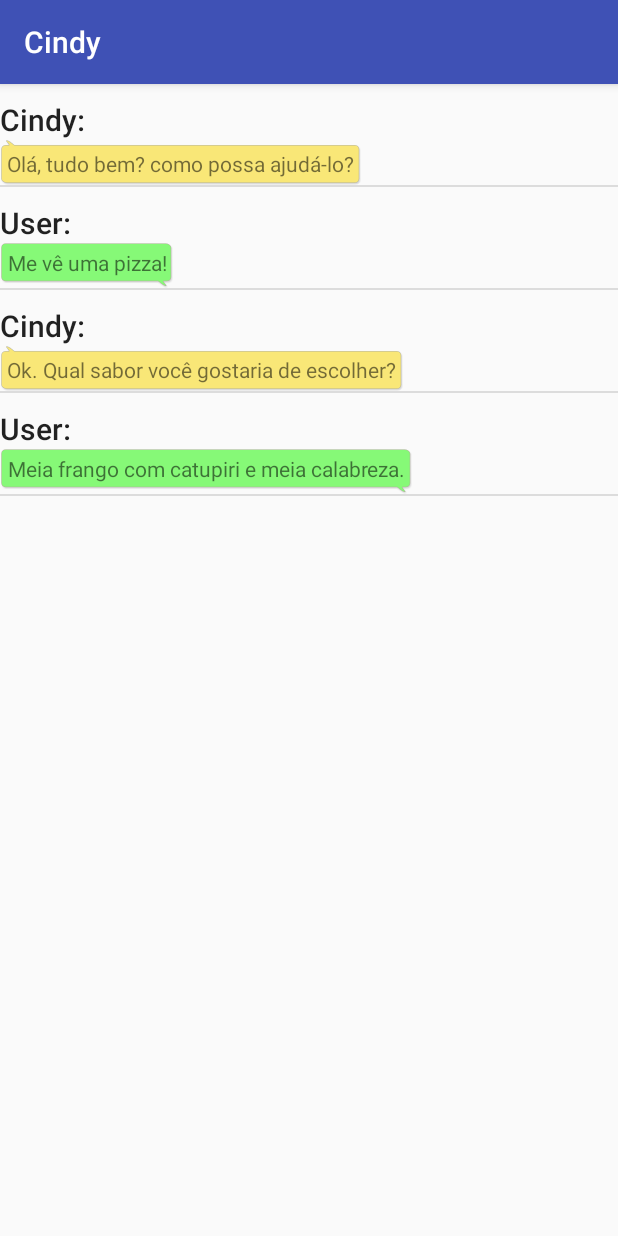
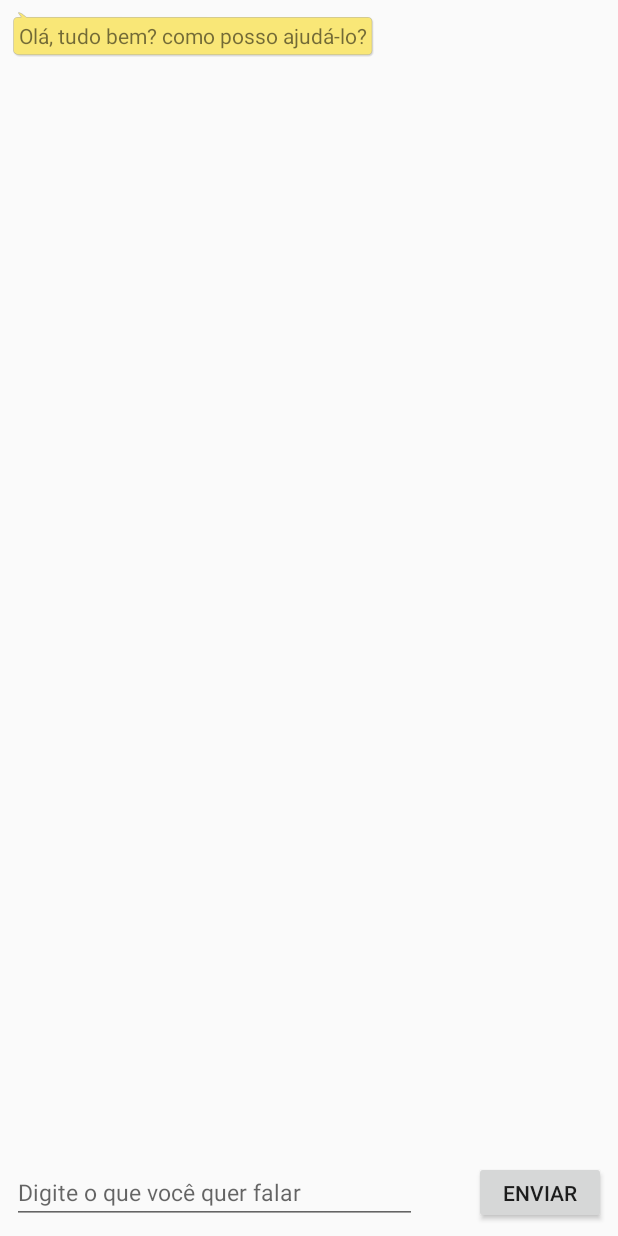
Before and after one commit to Cindy-Inc/ANDROID-CINDY, an Android app: the screen it shows after launch (MainCindy), on a phone screen of 412 x 824 dp. Run offline under Robolectric (Android 15) with nearby library versions, the phone set to English and light mode, and no system bars.

Commit message:
Task Chat Step 1 - Concluida.

```diff
--- a/app/src/main/java/cindy/app_cindy/Chat.java
+++ b/app/src/main/java/cindy/app_cindy/Chat.java
@@ -3,22 +3,13 @@ package cindy.app_cindy;
 public class Chat {
     private int id;
     private String mensagem;
-    private String nome;
+    private int sizeText;
 
-    public Chat(String nome, String mensagem, int id) {
-        this.nome = nome;
+    public Chat(String mensagem, int id, int sizeText) {
         this.mensagem = mensagem;
         this.id = id;
+        this.sizeText = sizeText;
     }
-
-    public String getNome() {
-        return nome;
-    }
-
-    public void setNome(String nome) {
-        this.nome = nome;
-    }
-
     public int getId() {
         return id;
     }
@@ -34,4 +25,12 @@ public class Chat {
     public void setMensagem(String mensagem) {
         this.mensagem = mensagem;
     }
+
+    public int getSizeText() {
+        return sizeText;
+    }
+
+    public void setSizeText(int sizeText) {
+        this.sizeText = sizeText;
+    }
 }
--- a/app/src/main/java/cindy/app_cindy/ChatAdapter.java
+++ b/app/src/main/java/cindy/app_cindy/ChatAdapter.java
@@ -6,9 +6,11 @@ import android.view.LayoutInflater;
 import android.view.View;
 import android.view.ViewGroup;
 import android.widget.ArrayAdapter;
+import android.widget.EditText;
 import android.widget.ImageView;
 import android.widget.LinearLayout;
 import android.widget.TextView;
+import android.widget.Toast;
 
 import java.util.ArrayList;
 
@@ -27,21 +29,15 @@ public class ChatAdapter extends ArrayAdapter<Chat> {
         LayoutInflater inflater = (LayoutInflater) context
                 .getSystemService(Context.LAYOUT_INFLATER_SERVICE);
         View rowView = inflater.inflate(R.layout.linha, parent, false);
-
         TextView mensagem = (TextView) rowView.findViewById(R.id.mensagem);
-        TextView nome = (TextView) rowView.findViewById(R.id.nome);
-
+        TextView mensagem2 = (TextView) rowView.findViewById(R.id.mensagem2);
         if(elementos.get(position).getId()==1) {
-            nome.setText(elementos.get(position).getNome());
-            mensagem.setText(elementos.get(position).getMensagem());
-            mensagem.setBackgroundResource(R.drawable.bubble_yellow);
-            mensagem.setGravity(Gravity.LEFT);
+            mensagem2.setText(elementos.get(position).getMensagem());
+            mensagem2.setBackgroundResource(R.drawable.bubble_yellow);
         }
         else {
-            nome.setText(elementos.get(position).getNome());
             mensagem.setText(elementos.get(position).getMensagem());
             mensagem.setBackgroundResource(R.drawable.bubble_green);
-            mensagem.setGravity(Gravity.RIGHT);
         }
         return rowView;
     }
--- /dev/null
+++ b/app/src/main/java/cindy/app_cindy/DebugActivity.java
@@ -0,0 +1,48 @@
+package cindy.app_cindy;
+
+import android.app.Activity;
+import android.os.Bundle;
+import android.util.Log;
+
+public class DebugActivity extends Activity {
+    protected static final String TAG = "Cindy";
+    protected void onCreate(Bundle icicle) {
+        super.onCreate(icicle);
+
+        Log.i(TAG, getClassName() + ".onCreate() chamado: " + icicle);
+    }
+    protected void onStart() {
+        super.onStart();
+        Log.i(TAG, getClassName() + ".onStart() chamado.");
+    }
+    protected void onRestart() {
+        super.onRestart();
+        Log.i(TAG, getClassName() + ".onRestart() chamado.");
+    }
+    protected void onResume() {
+        super.onResume();
+        Log.i(TAG, getClassName() + ".onResume() chamado.");
+    }
+    protected void onPause() {
+        super.onPause();
+        Log.i(TAG, getClassName() + ".onPause() chamado.");
+    }
+    @Override
+    protected void onSaveInstanceState(Bundle outState) {
+        super.onSaveInstanceState(outState);
+        Log.i(TAG, getClassName() + ".onSaveInstanceState() chamado.");
+    }
+    protected void onStop() {
+        super.onStop();
+        Log.i(TAG, getClassName() + ".onStop() chamado.");
+    }
+    protected void onDestroy() {
+        super.onDestroy();
+        Log.i(TAG, getClassName() + ".onDestroy() chamado.");
+    }
+    private String getClassName() {
+        // Retorna o nome da classe sem o pacote
+        String s = getClass().getName();
+        return s.substring(s.lastIndexOf("."));
+    }
+}
--- a/app/src/main/java/cindy/app_cindy/MainCindy.java
+++ b/app/src/main/java/cindy/app_cindy/MainCindy.java
@@ -2,12 +2,23 @@ package cindy.app_cindy;
 
 import android.support.v7.app.AppCompatActivity;
 import android.os.Bundle;
+import android.view.View;
 import android.widget.ArrayAdapter;
+import android.widget.Button;
+import android.widget.EditText;
 import android.widget.ListView;
+import android.widget.TextView;
+import android.widget.Toast;
 
 import java.util.ArrayList;
 
-public class MainCindy extends AppCompatActivity {
+public class MainCindy extends DebugActivity {
+
+    private TextView txtUser;
+    private int varNumber;
+    private int progressoTotal = 0;
+    private String progressoUser[] = new String[1000];
+    private String progressoCindy[] = new String[1000];
 
     @Override
     protected void onCreate(Bundle savedInstanceState) {
@@ -19,17 +30,54 @@ public class MainCindy extends AppCompatActivity {
         lista.setAdapter(adapter);
 
 
+        txtUser = (TextView) findViewById(R.id.txtUser);
+
     }
+
+    public void enviar(View v){
+        if(txtUser.length()!=0) {
+            int val = txtUser.length();
+            String var = String.valueOf(val);
+            this.varNumber = val;
+
+            ArrayAdapter adapter2 = new ChatAdapter(this, adicionarChat2());
+            ListView lista = (ListView) findViewById(R.id.lvEscolas);
+            lista.setAdapter(adapter2);
+
+
+            Toast.makeText(this, var, Toast.LENGTH_SHORT).show();
+            adicionarChat2();
+            EditText send = (EditText) findViewById(R.id.txtUser);
+            send.setText("");
+            this.progressoTotal = this.progressoTotal - 1;
+        }
+
+    }
+
+
+    public ArrayList<Chat> adicionarChat2(){
+
+        this.progressoUser[this.progressoTotal] = txtUser.getText().toString();
+        this.progressoCindy[this.progressoTotal] = "Enviado texto de número " + String.valueOf(this.progressoTotal+1);
+        ArrayList<Chat> Chat3 = new ArrayList<Chat>();
+        int i;
+
+            for (i = -1; i < progressoTotal; i++) {
+                Chat c = new Chat(this.progressoUser[i+1], 2,varNumber);
+                Chat3.add(c);
+                c = new Chat(this.progressoCindy[i+1], 1,varNumber);
+                Chat3.add(c);
+            }
+        this.progressoTotal = this.progressoTotal + 1;
+        return Chat3;
+    }
+
     private ArrayList<Chat> adicionarChat() {
-        ArrayList<Chat> escolas = new ArrayList<Chat>();
-        Chat c = new Chat("Cindy: ","Olá, tudo bem? como possa ajudá-lo?", 1);
-        escolas.add(c);
-        c = new Chat("User: ","Me vê uma pizza!", 2);
-        escolas.add(c);
-        c = new Chat("Cindy: ","Ok. Qual sabor você gostaria de escolher?", 1);
-        escolas.add(c);
-        c = new Chat("User: ","Meia frango com catupiri e meia calabreza.", 2);
-        escolas.add(c);
-        return escolas;
+        ArrayList<Chat> Chat2 = new ArrayList<Chat>();
+        Chat c = new Chat("Olá, tudo bem? como posso ajudá-lo?", 1, 0);
+        Chat2.add(c);
+
+        return Chat2;
     }
+
 }
--- a/app/src/main/res/layout/activity_main_cindy.xml
+++ b/app/src/main/res/layout/activity_main_cindy.xml
@@ -1,9 +1,12 @@
 <?xml version="1.0" encoding="utf-8"?>
-<android.support.constraint.ConstraintLayout xmlns:android="http://schemas.android.com/apk/res/android"
-    xmlns:app="http://schemas.android.com/apk/res-auto"
-    xmlns:tools="http://schemas.android.com/tools"
+<RelativeLayout xmlns:android = "http://schemas.android.com/apk/res/android"
+    xmlns:tools = "http://schemas.android.com/tools"
     android:layout_width="match_parent"
     android:layout_height="match_parent"
+    android:paddingBottom="8dp"
+    android:paddingLeft="8dp"
+    android:paddingRight="8dp"
+    android:paddingTop="8dp"
     tools:context=".MainCindy">
 
     <RelativeLayout
@@ -15,8 +18,35 @@
         <ListView
             android:id="@+id/lvEscolas"
             android:layout_width="match_parent"
-            android:layout_height="match_parent"
+            android:layout_height="440dp"
+            android:divider="@null"
             android:layout_alignParentStart="true"
             android:layout_alignParentTop="true" />
+
+        <EditText
+            android:id="@+id/txtUser"
+            android:layout_width="270dp"
+            android:layout_height="wrap_content"
+            android:layout_alignParentBottom="true"
+            android:hint="Digite o que você quer falar"
+            android:maxWidth="265dp"
+            android:textSize="15dp"
+            android:ems="10"
+            android:inputType="text"
+            android:maxLines="3"
+            android:text=""
+            android:textColor="#000000" />
+
+        <Button
+            android:id="@+id/btnEnviar"
+            android:layout_width="wrap_content"
+            android:layout_height="wrap_content"
+            android:layout_alignParentEnd="true"
+            android:layout_alignTop="@+id/txtUser"
+            android:onClick="enviar"
+            android:text="Enviar"
+            tools:ignore="OnClick" />
+
     </RelativeLayout>
-</android.support.constraint.ConstraintLayout>
+
+</RelativeLayout>
--- a/app/src/main/res/layout/linha.xml
+++ b/app/src/main/res/layout/linha.xml
@@ -1,28 +1,43 @@
 <?xml version="1.0" encoding="utf-8"?>
+<RelativeLayout android:layout_width='match_parent'
+    android:layout_height='match_parent'
+    xmlns:android='http://schemas.android.com/apk/res/android'>
+
+
     <LinearLayout xmlns:android="http://schemas.android.com/apk/res/android"
         android:id="@+id/line1"
         android:layout_width="match_parent"
         android:layout_height="match_parent"
+        android:layout_alignParentStart="true"
+        android:layout_alignParentTop="true"
         android:orientation="horizontal">
 
         <LinearLayout
             android:id="@+id/line2"
             android:layout_width="match_parent"
             android:layout_height="match_parent"
+            android:layout_gravity="center_horizontal"
             android:orientation="vertical">
+
             <TextView
+                android:id="@+id/mensagem2"
                 android:layout_width="wrap_content"
                 android:layout_height="wrap_content"
-            android:text="Nome da escola"
-            android:id="@+id/nome"
-            android:layout_marginTop="10dp"
-            android:textAppearance="@style/Base.TextAppearance.AppCompat.SearchResult.Title" />
+                android:layout_gravity="start"
+                android:maxWidth="250dp"
+                android:text=""
+                android:textAppearance="@style/Base.TextAppearance.AppCompat.Small" />
+
             <TextView
                 android:id="@+id/mensagem"
                 android:layout_width="wrap_content"
                 android:layout_height="wrap_content"
-            android:background="@drawable/bubble_yellow"
-            android:text="Endereço"
+                android:layout_gravity="end"
+                android:maxWidth="250dp"
+                android:text=""
                 android:textAppearance="@style/Base.TextAppearance.AppCompat.Small" />
+
+
         </LinearLayout>
     </LinearLayout>
+</RelativeLayout>
```
Lines whose indentation alone changed are shown as unchanged.
